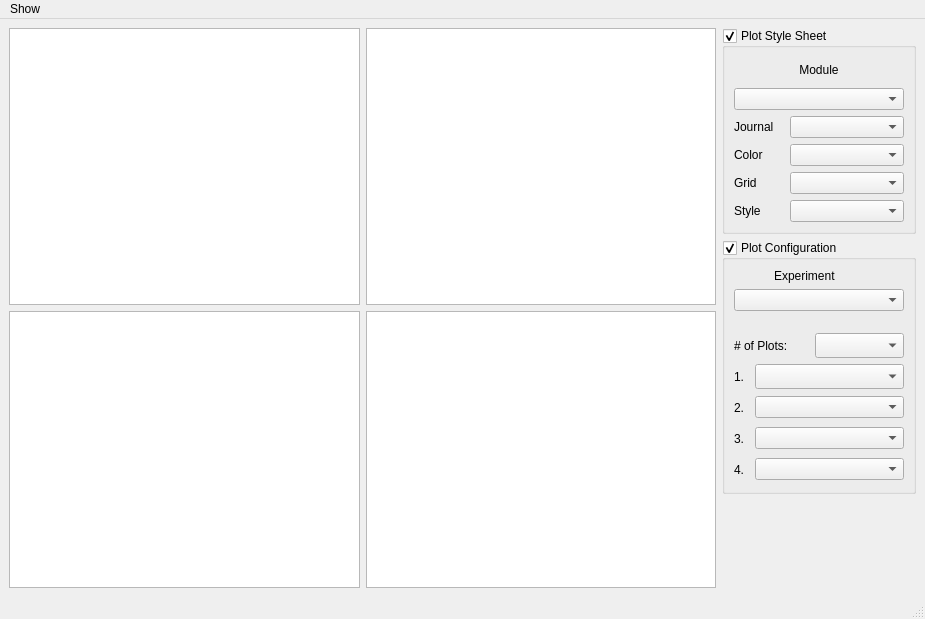
Qt form TumorVolumeExperimentView.ui (DennisDean/TumorVolumetrics) before a commit.
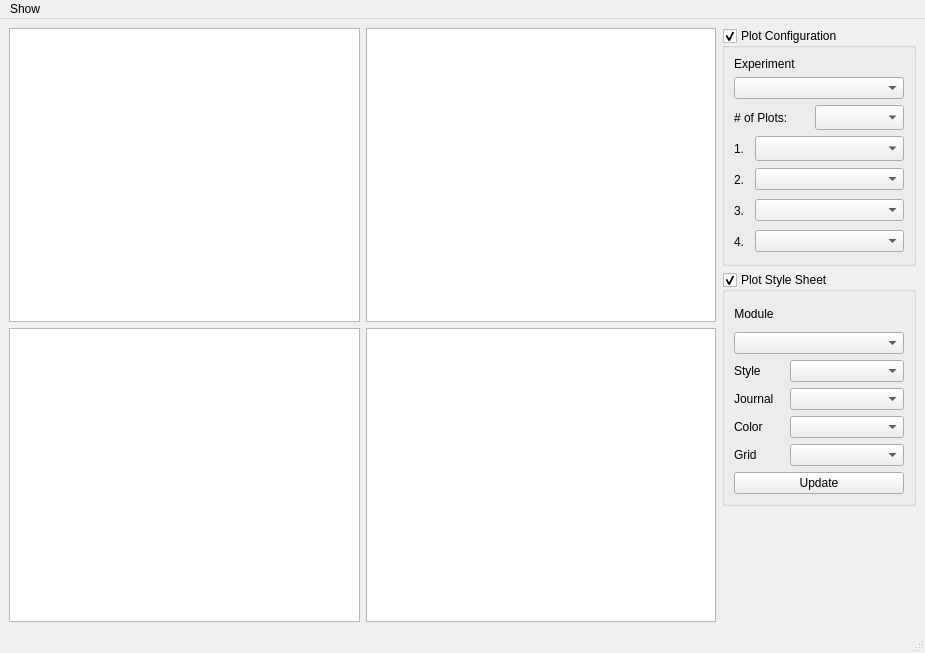
The same form after that commit.

Commit message: Added some checks so science plot styles show up correctly.

Patch:
```diff
--- a/TumorVolumeExperimentView.ui
+++ b/TumorVolumeExperimentView.ui
@@ -7,7 +7,7 @@
     <x>0</x>
     <y>0</y>
     <width>925</width>
-    <height>619</height>
+    <height>653</height>
    </rect>
   </property>
   <property name="windowTitle">
@@ -45,211 +45,6 @@
         </item>
         <item>
          <layout class="QVBoxLayout" name="verticalLayout_visual_graph_settings">
-          <item>
-           <widget class="QGroupBox" name="groupBox_plot_style_sheet">
-            <property name="sizePolicy">
-             <sizepolicy hsizetype="Preferred" vsizetype="Fixed">
-              <horstretch>0</horstretch>
-              <verstretch>0</verstretch>
-             </sizepolicy>
-            </property>
-            <property name="title">
-             <string>Plot Style Sheet</string>
-            </property>
-            <property name="checkable">
-             <bool>true</bool>
-            </property>
-            <layout class="QVBoxLayout" name="verticalLayout_5">
-             <item alignment="Qt::AlignHCenter">
-              <widget class="QLabel" name="label">
-               <property name="sizePolicy">
-                <sizepolicy hsizetype="Fixed" vsizetype="Fixed">
-                 <horstretch>0</horstretch>
-                 <verstretch>0</verstretch>
-                </sizepolicy>
-               </property>
-               <property name="minimumSize">
-                <size>
-                 <width>0</width>
-                 <height>25</height>
-                </size>
-               </property>
-               <property name="maximumSize">
-                <size>
-                 <width>16777215</width>
-                 <height>25</height>
-                </size>
-               </property>
-               <property name="text">
-                <string>Module</string>
-               </property>
-               <property name="alignment">
-                <set>Qt::AlignCenter</set>
-               </property>
-              </widget>
-             </item>
-             <item>
-              <widget class="QComboBox" name="comboBox_plot_style_module">
-               <property name="sizePolicy">
-                <sizepolicy hsizetype="Preferred" vsizetype="Fixed">
-                 <horstretch>0</horstretch>
-                 <verstretch>0</verstretch>
-                </sizepolicy>
-               </property>
-               <property name="minimumSize">
-                <size>
-                 <width>170</width>
-                 <height>0</height>
-                </size>
-               </property>
-               <property name="maximumSize">
-                <size>
-                 <width>16777215</width>
-                 <height>16777215</height>
-                </size>
-               </property>
-              </widget>
-             </item>
-             <item>
-              <layout class="QVBoxLayout" name="verticalLayout_plot_scienceplot_options">
-               <item>
-                <layout class="QHBoxLayout" name="horizontalLayout_7">
-                 <item>
-                  <widget class="QLabel" name="label_3">
-                   <property name="minimumSize">
-                    <size>
-                     <width>50</width>
-                     <height>0</height>
-                    </size>
-                   </property>
-                   <property name="maximumSize">
-                    <size>
-                     <width>50</width>
-                     <height>16777215</height>
-                    </size>
-                   </property>
-                   <property name="text">
-                    <string>Journal</string>
-                   </property>
-                  </widget>
-                 </item>
-                 <item>
-                  <widget class="QComboBox" name="comboBox_plot_scienceplot_journal"/>
-                 </item>
-                </layout>
-               </item>
-               <item>
-                <layout class="QHBoxLayout" name="horizontalLayout_9">
-                 <item>
-                  <widget class="QLabel" name="label_12">
-                   <property name="minimumSize">
-                    <size>
-                     <width>50</width>
-                     <height>0</height>
-                    </size>
-                   </property>
-                   <property name="maximumSize">
-                    <size>
-                     <width>50</width>
-                     <height>16777215</height>
-                    </size>
-                   </property>
-                   <property name="text">
-                    <string>Color</string>
-                   </property>
-                  </widget>
-                 </item>
-                 <item>
-                  <widget class="QComboBox" name="comboBox_plot_scienceplot_color"/>
-                 </item>
-                </layout>
-               </item>
-               <item>
-                <layout class="QHBoxLayout" name="horizontalLayout_8">
-                 <item>
-                  <widget class="QLabel" name="label_4">
-                   <property name="sizePolicy">
-                    <sizepolicy hsizetype="Fixed" vsizetype="Fixed">
-                     <horstretch>0</horstretch>
-                     <verstretch>0</verstretch>
-                    </sizepolicy>
-                   </property>
-                   <property name="minimumSize">
-                    <size>
-                     <width>50</width>
-                     <height>0</height>
-                    </size>
-                   </property>
-                   <property name="maximumSize">
-                    <size>
-                     <width>50</width>
-                     <height>16777215</height>
-                    </size>
-                   </property>
-                   <property name="text">
-                    <string>Grid</string>
-                   </property>
-                  </widget>
-                 </item>
-                 <item>
-                  <widget class="QComboBox" name="comboBox_plot_scienceplot_grid">
-                   <property name="sizePolicy">
-                    <sizepolicy hsizetype="Preferred" vsizetype="Fixed">
-                     <horstretch>0</horstretch>
-                     <verstretch>0</verstretch>
-                    </sizepolicy>
-                   </property>
-                   <property name="minimumSize">
-                    <size>
-                     <width>110</width>
-                     <height>0</height>
-                    </size>
-                   </property>
-                   <property name="maximumSize">
-                    <size>
-                     <width>16777215</width>
-                     <height>16777215</height>
-                    </size>
-                   </property>
-                  </widget>
-                 </item>
-                </layout>
-               </item>
-              </layout>
-             </item>
-             <item>
-              <layout class="QVBoxLayout" name="verticalLayout_matplotlib_options">
-               <item>
-                <layout class="QHBoxLayout" name="horizontalLayout_6">
-                 <item>
-                  <widget class="QLabel" name="label_13">
-                   <property name="minimumSize">
-                    <size>
-                     <width>50</width>
-                     <height>0</height>
-                    </size>
-                   </property>
-                   <property name="maximumSize">
-                    <size>
-                     <width>50</width>
-                     <height>16777215</height>
-                    </size>
-                   </property>
-                   <property name="text">
-                    <string>Style</string>
-                   </property>
-                  </widget>
-                 </item>
-                 <item>
-                  <widget class="QComboBox" name="comboBox_plot_matplotlib_style"/>
-                 </item>
-                </layout>
-               </item>
-              </layout>
-             </item>
-            </layout>
-           </widget>
-          </item>
           <item>
            <widget class="QGroupBox" name="groupBox_plot_configurations">
             <property name="sizePolicy">
@@ -268,7 +63,9 @@
              <bool>true</bool>
             </property>
             <layout class="QVBoxLayout" name="verticalLayout_3">
-             <item alignment="Qt::AlignHCenter">
+             <item>
+              <layout class="QVBoxLayout" name="verticalLayout_plot_configuration">
+               <item>
               <widget class="QLabel" name="label_2">
                <property name="minimumSize">
                 <size>
@@ -287,7 +84,7 @@
                </property>
               </widget>
              </item>
-             <item alignment="Qt::AlignHCenter">
+               <item>
               <widget class="QComboBox" name="comboBox_configuration_experiments">
                <property name="minimumSize">
                 <size>
@@ -303,25 +100,6 @@
                </property>
               </widget>
              </item>
-             <item>
-              <widget class="QLabel" name="label_11">
-               <property name="minimumSize">
-                <size>
-                 <width>0</width>
-                 <height>10</height>
-                </size>
-               </property>
-               <property name="maximumSize">
-                <size>
-                 <width>16777215</width>
-                 <height>10</height>
-                </size>
-               </property>
-               <property name="text">
-                <string/>
-               </property>
-              </widget>
-             </item>
              <item>
               <layout class="QHBoxLayout" name="horizontalLayout">
                <property name="sizeConstraint">
@@ -508,6 +286,224 @@
                </item>
                <item>
                 <widget class="QComboBox" name="comboBox_configuration_plot_lower_right"/>
+                 </item>
+                </layout>
+               </item>
+              </layout>
+             </item>
+            </layout>
+           </widget>
+          </item>
+          <item>
+           <widget class="QGroupBox" name="groupBox_plot_style_sheet">
+            <property name="sizePolicy">
+             <sizepolicy hsizetype="Preferred" vsizetype="Fixed">
+              <horstretch>0</horstretch>
+              <verstretch>0</verstretch>
+             </sizepolicy>
+            </property>
+            <property name="title">
+             <string>Plot Style Sheet</string>
+            </property>
+            <property name="checkable">
+             <bool>true</bool>
+            </property>
+            <layout class="QVBoxLayout" name="verticalLayout_5">
+             <item>
+              <layout class="QVBoxLayout" name="verticalLayout_plot_style_group">
+               <item>
+                <widget class="QLabel" name="label">
+                 <property name="sizePolicy">
+                  <sizepolicy hsizetype="Fixed" vsizetype="Fixed">
+                   <horstretch>0</horstretch>
+                   <verstretch>0</verstretch>
+                  </sizepolicy>
+                 </property>
+                 <property name="minimumSize">
+                  <size>
+                   <width>0</width>
+                   <height>25</height>
+                  </size>
+                 </property>
+                 <property name="maximumSize">
+                  <size>
+                   <width>16777215</width>
+                   <height>25</height>
+                  </size>
+                 </property>
+                 <property name="text">
+                  <string>Module</string>
+                 </property>
+                 <property name="alignment">
+                  <set>Qt::AlignCenter</set>
+                 </property>
+                </widget>
+               </item>
+               <item>
+                <widget class="QComboBox" name="comboBox_plot_style_module">
+                 <property name="sizePolicy">
+                  <sizepolicy hsizetype="Preferred" vsizetype="Fixed">
+                   <horstretch>0</horstretch>
+                   <verstretch>0</verstretch>
+                  </sizepolicy>
+                 </property>
+                 <property name="minimumSize">
+                  <size>
+                   <width>170</width>
+                   <height>0</height>
+                  </size>
+                 </property>
+                 <property name="maximumSize">
+                  <size>
+                   <width>16777215</width>
+                   <height>16777215</height>
+                  </size>
+                 </property>
+                </widget>
+               </item>
+               <item>
+                <layout class="QVBoxLayout" name="verticalLayout_matplotlib_options">
+                 <item>
+                  <layout class="QHBoxLayout" name="horizontalLayout_6">
+                   <item>
+                    <widget class="QLabel" name="label_13">
+                     <property name="minimumSize">
+                      <size>
+                       <width>50</width>
+                       <height>0</height>
+                      </size>
+                     </property>
+                     <property name="maximumSize">
+                      <size>
+                       <width>50</width>
+                       <height>16777215</height>
+                      </size>
+                     </property>
+                     <property name="text">
+                      <string>Style</string>
+                     </property>
+                    </widget>
+                   </item>
+                   <item>
+                    <widget class="QComboBox" name="comboBox_plot_matplotlib_style"/>
+                   </item>
+                  </layout>
+                 </item>
+                </layout>
+               </item>
+               <item>
+                <layout class="QVBoxLayout" name="verticalLayout_plot_scienceplot_options">
+                 <item>
+                  <layout class="QHBoxLayout" name="horizontalLayout_7">
+                   <item>
+                    <widget class="QLabel" name="label_3">
+                     <property name="minimumSize">
+                      <size>
+                       <width>50</width>
+                       <height>0</height>
+                      </size>
+                     </property>
+                     <property name="maximumSize">
+                      <size>
+                       <width>50</width>
+                       <height>16777215</height>
+                      </size>
+                     </property>
+                     <property name="text">
+                      <string>Journal</string>
+                     </property>
+                    </widget>
+                   </item>
+                   <item>
+                    <widget class="QComboBox" name="comboBox_plot_scienceplot_journal"/>
+                   </item>
+                  </layout>
+                 </item>
+                 <item>
+                  <layout class="QHBoxLayout" name="horizontalLayout_9">
+                   <item>
+                    <widget class="QLabel" name="label_12">
+                     <property name="minimumSize">
+                      <size>
+                       <width>50</width>
+                       <height>0</height>
+                      </size>
+                     </property>
+                     <property name="maximumSize">
+                      <size>
+                       <width>50</width>
+                       <height>16777215</height>
+                      </size>
+                     </property>
+                     <property name="text">
+                      <string>Color</string>
+                     </property>
+                    </widget>
+                   </item>
+                   <item>
+                    <widget class="QComboBox" name="comboBox_plot_scienceplot_color"/>
+                   </item>
+                  </layout>
+                 </item>
+                 <item>
+                  <layout class="QHBoxLayout" name="horizontalLayout_8">
+                   <item>
+                    <widget class="QLabel" name="label_4">
+                     <property name="sizePolicy">
+                      <sizepolicy hsizetype="Fixed" vsizetype="Fixed">
+                       <horstretch>0</horstretch>
+                       <verstretch>0</verstretch>
+                      </sizepolicy>
+                     </property>
+                     <property name="minimumSize">
+                      <size>
+                       <width>50</width>
+                       <height>0</height>
+                      </size>
+                     </property>
+                     <property name="maximumSize">
+                      <size>
+                       <width>50</width>
+                       <height>16777215</height>
+                      </size>
+                     </property>
+                     <property name="text">
+                      <string>Grid</string>
+                     </property>
+                    </widget>
+                   </item>
+                   <item>
+                    <widget class="QComboBox" name="comboBox_plot_scienceplot_grid">
+                     <property name="sizePolicy">
+                      <sizepolicy hsizetype="Preferred" vsizetype="Fixed">
+                       <horstretch>0</horstretch>
+                       <verstretch>0</verstretch>
+                      </sizepolicy>
+                     </property>
+                     <property name="minimumSize">
+                      <size>
+                       <width>110</width>
+                       <height>0</height>
+                      </size>
+                     </property>
+                     <property name="maximumSize">
+                      <size>
+                       <width>16777215</width>
+                       <height>16777215</height>
+                      </size>
+                     </property>
+                    </widget>
+                   </item>
+                  </layout>
+                 </item>
+                </layout>
+               </item>
+               <item>
+                <widget class="QPushButton" name="pushButton_plot_uodate_style">
+                 <property name="text">
+                  <string>Update</string>
+                 </property>
+                </widget>
                </item>
               </layout>
              </item>
```
Left out of the diff: 2 changed lines with no effect on the pictures. Lines whose indentation alone changed are shown as unchanged. The commit also changes 2 other files.
